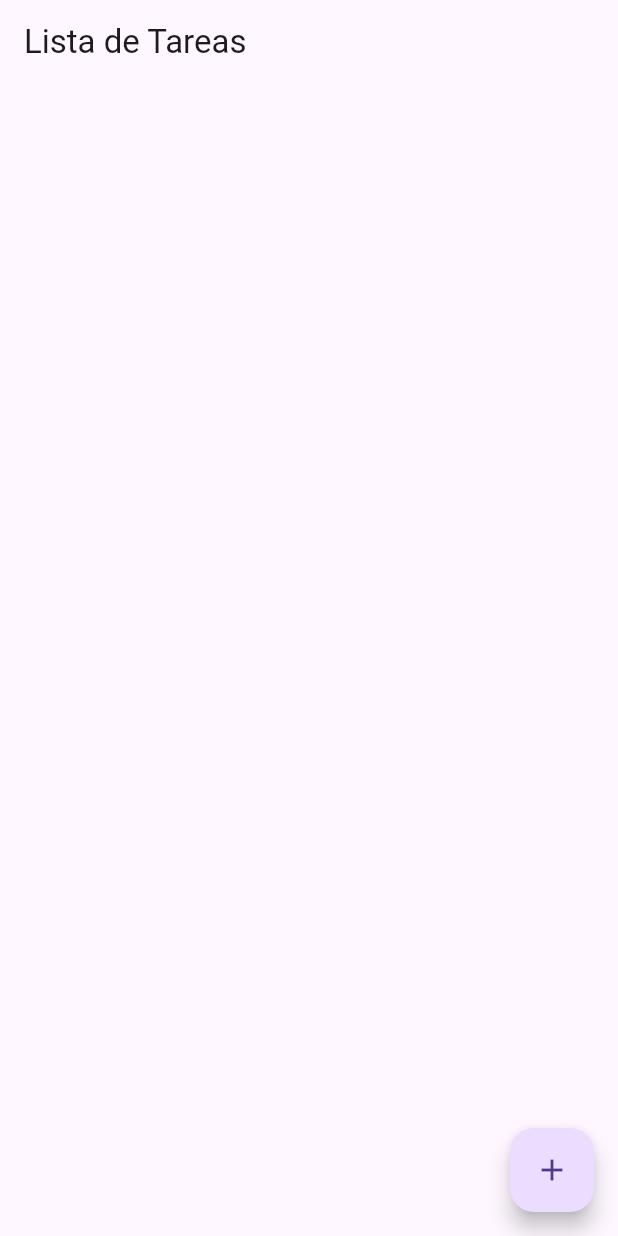
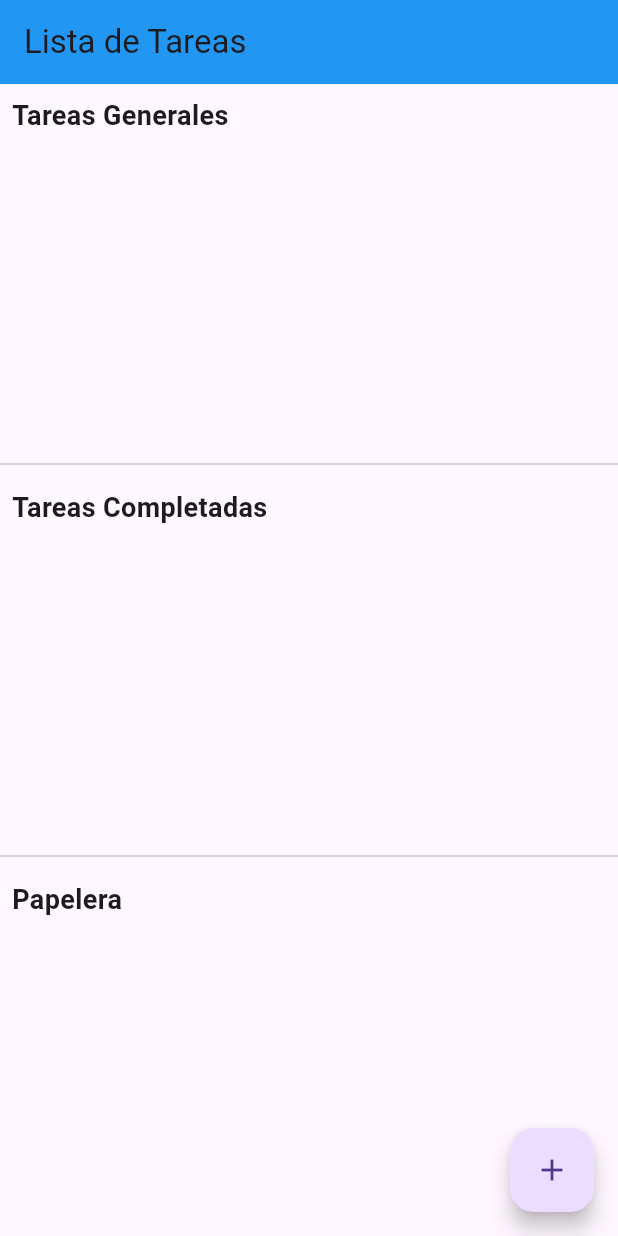
Before and after one commit to juangz1912/Desarrollo-movil, a Flutter app: the screen it shows after launch, on a phone screen of 412 x 824 dp. Run offline on Flutter 3.47's test engine with Material 3 defaults, Android fonts, the phone set to English and light mode, and no system bars.

Commit message:
Se agrego estado de las tareas y color de fondo

```diff
--- a/tarea_2/lib/main.dart
+++ b/tarea_2/lib/main.dart
@@ -28,23 +28,97 @@ class TodoListApp extends StatefulWidget {
 
 class _TodoListAppState extends State<TodoListApp> {
   List<Task> tasks = [];
+  List<Task> completedTasks = [];
+  List<Task> deletedTasks = [];
 
   @override
   Widget build(BuildContext context) {
     return Scaffold(
       appBar: AppBar(
+        backgroundColor: Colors.blue,
         title: Text('Lista de Tareas'),
       ),
-      body: ListView.builder(
+      body: Column(
+        crossAxisAlignment: CrossAxisAlignment.start,
+        children: [
+          _buildSectionTitle('Tareas Generales'),
+          Expanded(
+            child: ListView.builder(
               itemCount: tasks.length,
               itemBuilder: (context, index) {
+                return _buildTaskItem(tasks[index]);
+              },
+            ),
+          ),
+          Divider(),
+          _buildSectionTitle('Tareas Completadas'),
+          Expanded(
+            child: ListView.builder(
+              itemCount: completedTasks.length,
+              itemBuilder: (context, index) {
+                return _buildTaskItem(completedTasks[index]);
+              },
+            ),
+          ),
+          Divider(),
+          _buildSectionTitle('Papelera'),
+          Expanded(
+            child: ListView.builder(
+              itemCount: deletedTasks.length,
+              itemBuilder: (context, index) {
                 return ListTile(
-            title: Text(tasks[index].name),
+                  title: Text(deletedTasks[index].name),
+                  trailing: IconButton(
+                    icon: Icon(Icons.delete_forever),
+                    onPressed: () {
+                      setState(() {
+                        deletedTasks.removeAt(index);
+                      });
+                    },
+                  ),
+                );
+              },
+            ),
+          ),
+        ],
+      ),
+      floatingActionButton: FloatingActionButton(
+        onPressed: () => _showAddTaskDialog(context),
+        child: Icon(Icons.add),
+      ),
+    );
+  }
+
+  Widget _buildSectionTitle(String title) {
+    return Padding(
+      padding: const EdgeInsets.all(8.0),
+      child: Text(
+        title,
+        style: TextStyle(
+          fontSize: 18,
+          fontWeight: FontWeight.bold,
+        ),
+      ),
+    );
+  }
+
+  Widget _buildTaskItem(Task task) {
+    return ListTile(
+      title: Text(task.name),
       leading: Checkbox(
-              value: tasks[index].isCompleted,
+        value: task.isCompleted,
         onChanged: (value) {
           setState(() {
-                  tasks[index].isCompleted = value!;
+            task.isCompleted = value!;
+            if (task.isCompleted) {
+              tasks.remove(task);
+              completedTasks.add(task);
+              deletedTasks.remove(task);
+            } else {
+              completedTasks.remove(task);
+              tasks.add(task);
+              deletedTasks.remove(task);
+            }
           });
         },
       ),
@@ -52,16 +126,11 @@ class _TodoListAppState extends State<TodoListApp> {
         icon: Icon(Icons.delete),
         onPressed: () {
           setState(() {
-                  tasks.removeAt(index);
+            tasks.remove(task);
+            completedTasks.remove(task);
+            deletedTasks.add(task);
           });
         },
-            ),
-          );
-        },
-      ),
-      floatingActionButton: FloatingActionButton(
-        onPressed: () => _showAddTaskDialog(context),
-        child: Icon(Icons.add),
       ),
     );
   }
```
Lines whose indentation alone changed are shown as unchanged.
